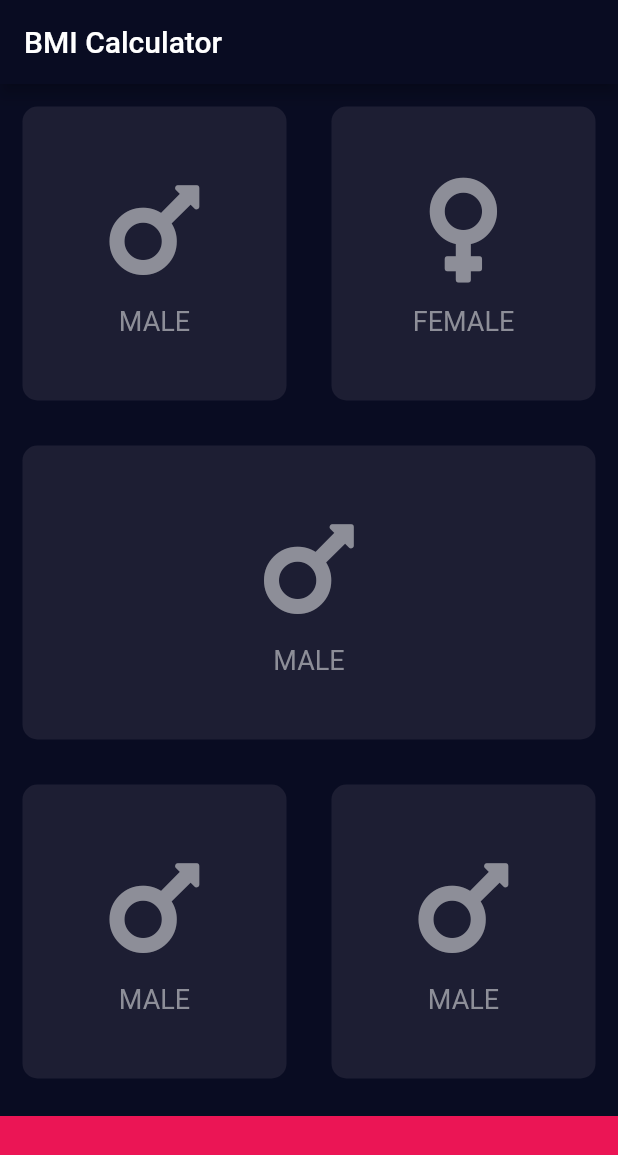
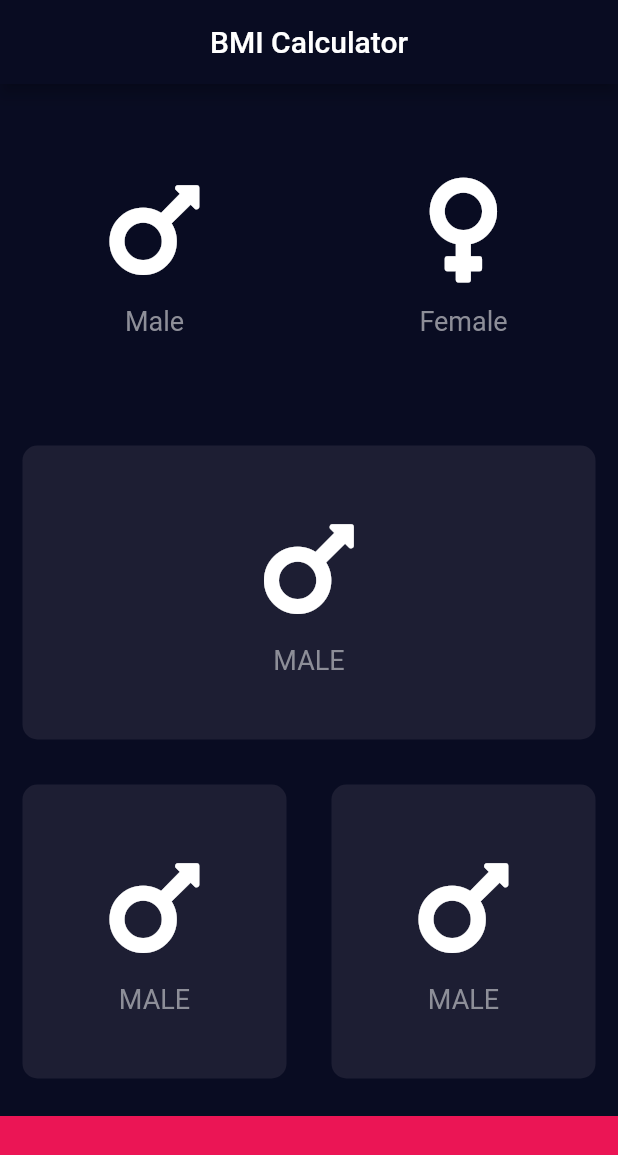
Before and after one commit to sanjay-namdeo/bmi_calculator, a Flutter app: the screen it shows after launch, on a phone screen of 412 x 824 dp. Shown: the top 1155 px of the screen. Run offline on Flutter 3.47's test engine with Material 2 defaults, Android fonts, the phone set to English and light mode, and no system bars; our stand-ins replace font_awesome_flutter.

Commit message:
Added toggle for Male/Female options, theme related changes

```diff
--- a/lib/child_card.dart
+++ b/lib/child_card.dart
@@ -13,7 +13,7 @@ class IconContent extends StatelessWidget {
     return Column(
       mainAxisAlignment: MainAxisAlignment.center,
       children: <Widget>[
-        Icon(this.icon, size: 80.0, color: Color(0xFF8D8E98)),
+        Icon(this.icon, size: 80.0, color: Colors.white),
         SizedBox(
           height: 10.0,
         ),
--- a/lib/input_page.dart
+++ b/lib/input_page.dart
@@ -2,6 +2,14 @@ import 'package:flutter/material.dart';
 import 'reusable_card.dart';
 import 'child_card.dart';
 import 'package:font_awesome_flutter/font_awesome_flutter.dart';
+
+const Color activeColor = Color(0xFF1D1E33);
+const Color inactiveColor = Color(0xFF111238);
+const Color bottomContainerColor = Color(0xFFEB1555);
+
+const bottomContainerHeight = 80.0;
+
+enum Gender { Male, Female }
 
 class InputPage extends StatefulWidget {
   @override
@@ -9,12 +17,28 @@ class InputPage extends StatefulWidget {
 }
 
 class _InputPageState extends State<InputPage> {
-  Color activeColor = Colors.white;
+  Color maleActiveColor;
+  Color femaleActiveColor;
+
+  updateGender(Gender selectedGender) {
+    if (selectedGender == Gender.Male) {
+      maleActiveColor =
+          (maleActiveColor == inactiveColor) ? activeColor : inactiveColor;
+      femaleActiveColor =
+          (maleActiveColor == activeColor) ? inactiveColor : activeColor;
+    } else {
+      femaleActiveColor =
+          (femaleActiveColor == inactiveColor) ? activeColor : inactiveColor;
+      maleActiveColor =
+          (femaleActiveColor == activeColor) ? inactiveColor : activeColor;
+    }
+  }
 
   @override
   Widget build(BuildContext context) {
     return Scaffold(
       appBar: AppBar(
+        centerTitle: true,
         title: Text(
           'BMI Calculator',
         ),
@@ -25,20 +49,35 @@ class _InputPageState extends State<InputPage> {
             child: Row(
               children: <Widget>[
                 Expanded(
+                  child: GestureDetector(
+                    onTap: () {
+                      print('Male tapped');
+                      setState(() {
+                        updateGender(Gender.Male);
+                      });
+                    },
                     child: ReusableCard(
-                    color: activeColor,
+                      color: maleActiveColor,
                       childCard: IconContent(
                         icon: FontAwesomeIcons.mars,
-                      label: 'MALE',
+                        label: 'Male',
+                      ),
                     ),
                   ),
                 ),
                 Expanded(
+                  child: GestureDetector(
+                    onTap: () {
+                      setState(() {
+                        updateGender(Gender.Female);
+                      });
+                    },
                     child: ReusableCard(
-                    color: activeColor,
+                      color: femaleActiveColor,
                       childCard: IconContent(
                         icon: FontAwesomeIcons.venus,
-                      label: 'FEMALE',
+                        label: 'Female',
+                      ),
                     ),
                   ),
                 ),
@@ -79,8 +118,8 @@ class _InputPageState extends State<InputPage> {
             ),
           ),
           Container(
-            color: Color(0xFFEB1555),
-            height: 80.0,
+            color: bottomContainerColor,
+            height: bottomContainerHeight,
             margin: EdgeInsets.only(top: 10.0),
             width: double.infinity,
           )
--- a/lib/main.dart
+++ b/lib/main.dart
@@ -8,8 +8,7 @@ class MyApp extends StatelessWidget {
   @override
   Widget build(BuildContext context) {
     return MaterialApp(
-      title: 'BMI Calculator',
-      theme: ThemeData(
+      theme: ThemeData.dark().copyWith(
         primaryColor: Color(0xFF090C22),
         scaffoldBackgroundColor: Color(0xFF090C22),
       ),
--- a/lib/reusable_card.dart
+++ b/lib/reusable_card.dart
@@ -12,7 +12,7 @@ class ReusableCard extends StatelessWidget {
       margin: EdgeInsets.all(15.0),
       width: double.infinity,
       decoration: BoxDecoration(
-        color: Color(0xFF1D1E33),
+        color: color,
         borderRadius: BorderRadius.all(
           Radius.circular(
             10.0,
```
Lines whose indentation alone changed are shown as unchanged.
